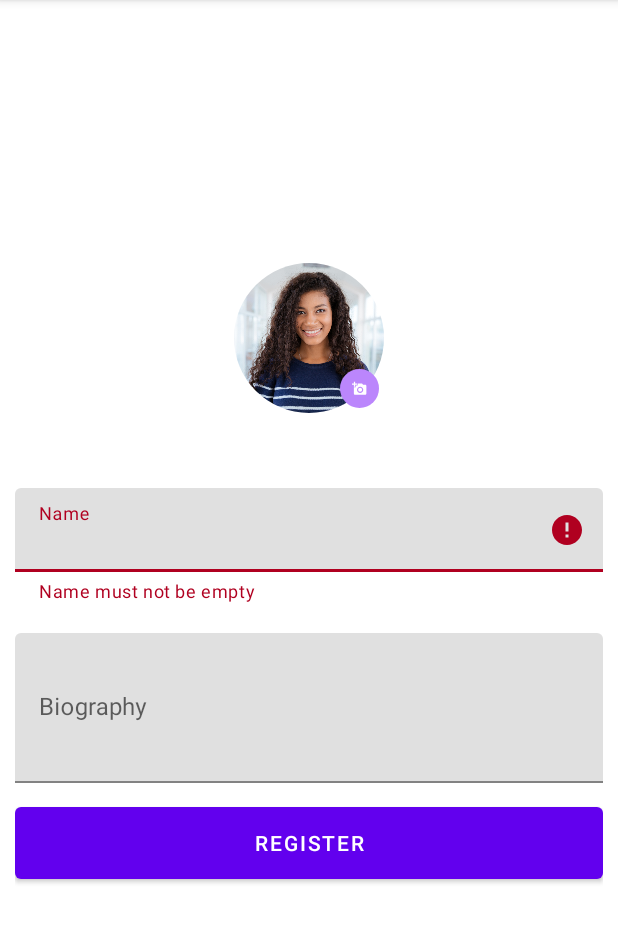
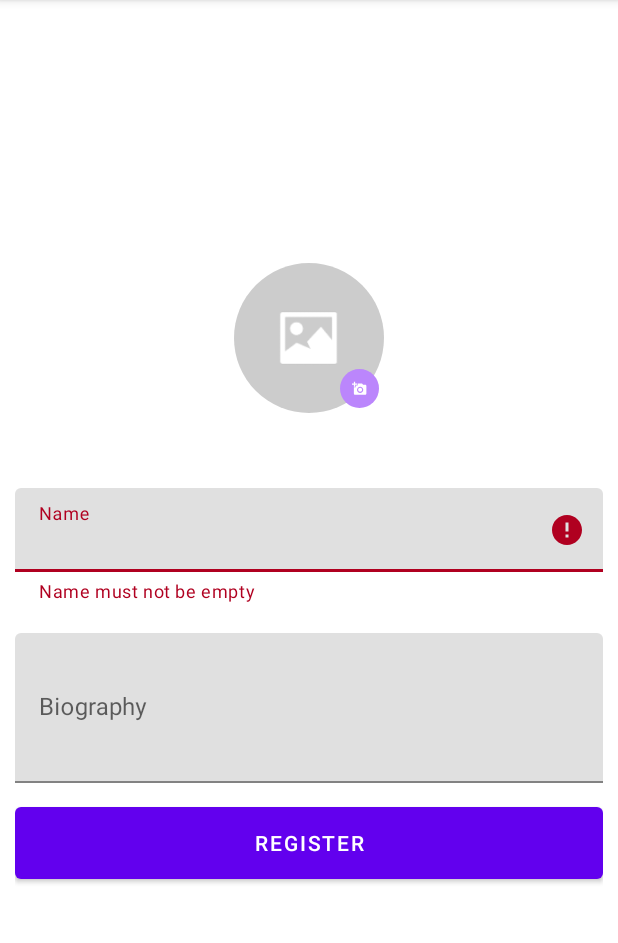
Before and after one commit to Agostinhodossantos/User-Manager-Challenge, an Android app: the RegisterUserActivity screen opened directly, with no data from a screen before it, after a tap on "REGISTER", on a phone screen of 412 x 824 dp, the part 84-1027 px from its top. Run offline under Robolectric (Android 15) with nearby library versions, the phone set to English and light mode, and no system bars; our stand-ins replace Firebase (no records; nobody signed in at launch, a user with empty details on screens opened directly); libraries missing offline, so code that uses them is left out: com.makeramen.roundedimageview; plain views replace RoundedImageView.

Commit message:
change default  profile img

```diff
--- a/app/src/main/java/user/app/com/adapters/UserListAdapter.java
+++ b/app/src/main/java/user/app/com/adapters/UserListAdapter.java
@@ -49,7 +49,7 @@ public class UserListAdapter extends RecyclerView.Adapter<UserListAdapter.MyView
     @Override
     public void onBindViewHolder(@NonNull MyViewHolder holder, @SuppressLint("RecyclerView") int position) {
         holder.tv_name.setText(userList.get(position).getName());
-        holder.tv_bio.setText(StringUtils.slice(userList.get(position).getBiography(), 0, 30));
+        holder.tv_bio.setText(StringUtils.slice(userList.get(position).getBiography(), 0, 40));
         String imgUrl = userList.get(position).getImgUrl();
 
         if (!StringUtils.isEmpty(imgUrl)) {
--- a/app/src/main/java/user/app/com/utils/StringUtils.java
+++ b/app/src/main/java/user/app/com/utils/StringUtils.java
@@ -11,7 +11,7 @@ public class StringUtils {
 
     public static String slice(String strValue, int start, int end) {
         if (!isEmpty(strValue) && strValue.length() >= end - 1) {
-            return strValue.substring(start, end)+"...";
+            return strValue.substring(start, end).trim()+"...";
         }  else {
             return strValue;
         }
--- a/app/src/main/res/layout/activity_register_user.xml
+++ b/app/src/main/res/layout/activity_register_user.xml
@@ -39,7 +39,7 @@
                 android:layout_width="match_parent"
                 android:layout_height="match_parent"
                 android:scaleType="centerCrop"
-                android:src="@drawable/person"
+                android:src="@drawable/emptyimg"
                 app:riv_corner_radius="50dp" />
 
             <ImageView
```
